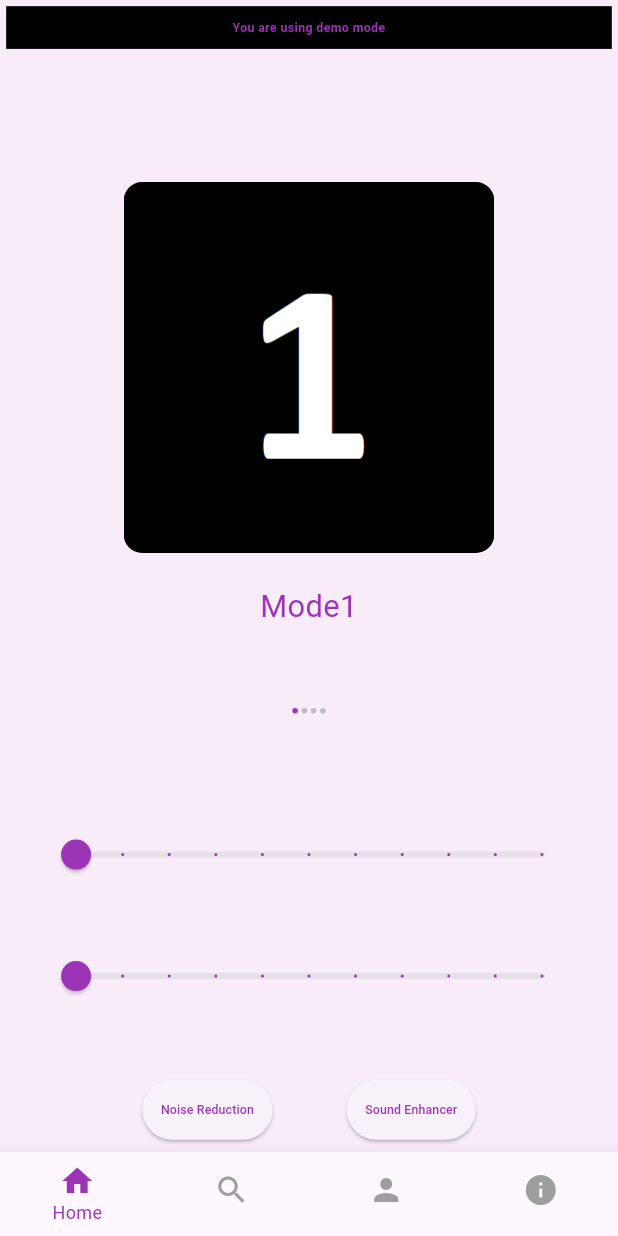
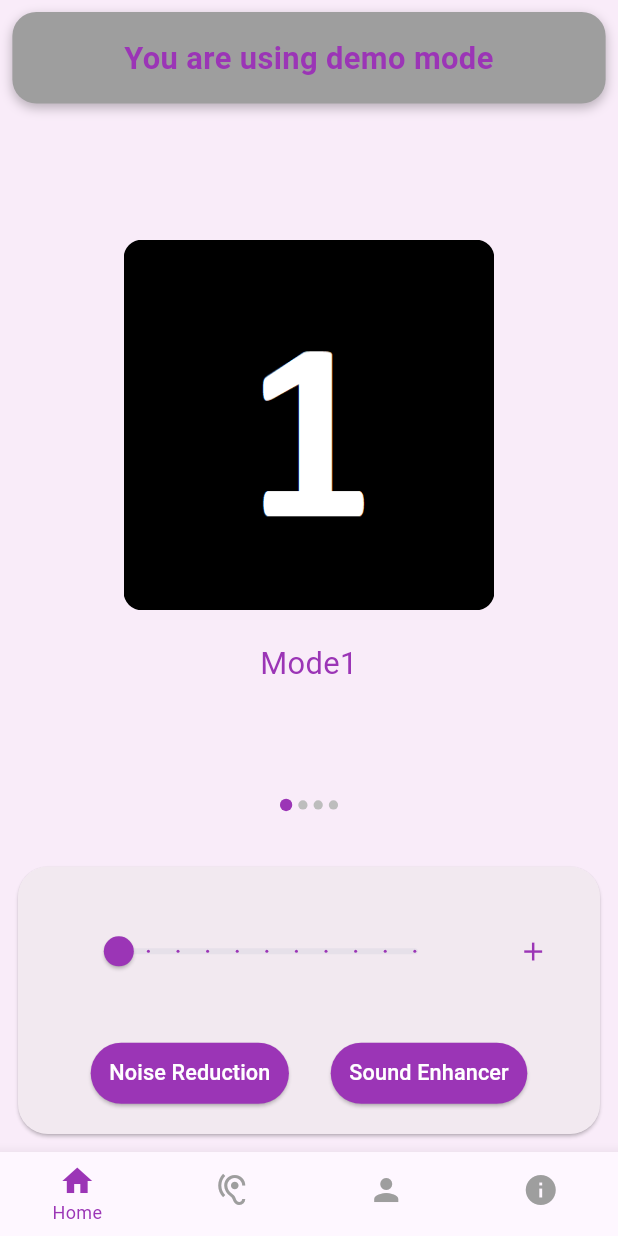
Before and after one commit to mrk7711/flutter-website, a Flutter app: the HomeScreen screen opened directly, on a phone screen of 412 x 824 dp. Run offline on Flutter 3.47's test engine with Material 3 defaults, Android fonts, the phone set to English and light mode, and no system bars.

Commit message:
Third Edition

```diff
--- a/lib/Screens/DemoScreens/DemoSlide.dart
+++ b/lib/Screens/DemoScreens/DemoSlide.dart
@@ -6,6 +6,7 @@ import '../../Widgets/slide_item.dart';
 import '../../Modes/slide.dart';
 import '../../Widgets/slide_dots.dart';
 import 'package:firstapp/Widgets/page_header.dart';
+import 'package:firstapp/Widgets/horizentalseekbar.dart';
 
 class GettingStartedScreen extends StatefulWidget {
   @override
@@ -13,33 +14,17 @@ class GettingStartedScreen extends StatefulWidget {
 }
 
 class _GettingStartedScreenState extends State<GettingStartedScreen> {
-
   int _currentPage = 0;
   final PageController _pageController = PageController(initialPage: 0);
-  double _sliderValue = 0.0;
+
+  double _sliderValue1 = 0.0;
   double _sliderValue2 = 0.0;
-  @override
-  void initState() {
-    super.initState();
-    // Timer.periodic(Duration(seconds: 5), (Timer timer) {
-    //   if (_currentPage < slideList.length - 1) {
-    //     _currentPage++;
-    //   } else {
-    //     _currentPage = 0;
-    //   }
-    //
-    //   _pageController.animateToPage(
-    //     _currentPage,
-    //     duration: Duration(milliseconds: 300),
-    //     curve: Curves.easeIn,
-    //   );
-    // });
-  }
+  bool showSecondSeekbar = false;
 
   @override
   void dispose() {
+    _pageController.dispose();
     super.dispose();
-    _pageController.dispose();
   }
 
   _onPageChanged(int index) {
@@ -50,14 +35,24 @@ class _GettingStartedScreenState extends State<GettingStartedScreen> {
 
   @override
   Widget build(BuildContext context) {
-    final size = MediaQuery.of(context).size; // ابعاد صفحه
+    final size = MediaQuery.of(context).size;
     final width = size.width;
     final height = size.height;
+
+    // واکنش‌گرایی ابعاد
+    final double paddingAll = (width * 0.01).clamp(8, 16);
+    final double sliderPaddingVertical = (height * 0.02).clamp(16, 25);
+    final double buttonFontSize = (width * 0.035).clamp(12, 18);
+    final double buttonPaddingHorizontal = (width * 0.03).clamp(12, 20);
+    final double buttonPaddingVertical = (height * 0.012).clamp(6, 14);
+    final double rowSpacing = (width * 0.1).clamp(16, 40);
+    final double iconSize = (width * 0.04).clamp(12, 20);
+
     return Scaffold(
       body: Container(
         color: Color(0xFFF9ECF9),
         child: Padding(
-          padding: EdgeInsets.all(width * 0.01),
+          padding: EdgeInsets.all(paddingAll),
           child: Column(
             children: <Widget>[
               DemoHeader(),
@@ -71,114 +66,165 @@ class _GettingStartedScreenState extends State<GettingStartedScreen> {
                       onPageChanged: _onPageChanged,
                       itemCount: slideList.length,
                       itemBuilder: (ctx, i) => SlideItem(i),
-
                     ),
-                    Stack(
-                      alignment: AlignmentDirectional.topStart,
-                      children: <Widget>[
-                        Container(
-                          margin: EdgeInsets.only(bottom: height * 0.05),
+                    Positioned(
+                      bottom: sliderPaddingVertical,
                       child: Row(
                         mainAxisSize: MainAxisSize.min,
-                            mainAxisAlignment: MainAxisAlignment.center,
-                            children: <Widget>[
-                              for(int i = 0; i<slideList.length; i++)
-                                if( i == _currentPage )
-                                  SlideDots(true)
-                                else
-                                  SlideDots(false)
-                            ],
+                        children: List.generate(slideList.length, (i) {
+                          return SlideDots(i == _currentPage);
+                        }),
                       ),
-                        )
-                      ],
-                    )
+                    ),
                   ],
                 ),
               ),
-              SizedBox(height: height * 0.015,),
-              Column(
-                crossAxisAlignment: CrossAxisAlignment.stretch,
-                children: <Widget>[
+              SizedBox(height: sliderPaddingVertical),
+              // کارت SeekBarها و دکمه‌ها
+              Card(
+                color: Color(0xFFF2E9F0),
+                shape: RoundedRectangleBorder(
+                  borderRadius: BorderRadius.circular(20),
+                ),
+                child: Padding(
+                  padding: EdgeInsets.symmetric(
+                    vertical: height * 0.02,
+                    horizontal: width * 0.05,
+                  ),
+                  child: Column(
+                    children: [
+                      // Row شامل SeekBar اصلی و دکمه + و آیکون R (در صورت فعال شدن)
+                      Row(
+                        crossAxisAlignment: CrossAxisAlignment.center,
+                        children: [
+                          // آیکون R فقط وقتی دومین SeekBar ظاهر شده
+                          if (showSecondSeekbar)
                             Padding(
-              padding:  EdgeInsets.symmetric(horizontal: width * 0.05, vertical: height * 0.02),
-                  child: Slider(
-                    value: _sliderValue,
+                              padding: EdgeInsets.only(right: width * 0.02),
+                              child: Icon(
+                                Icons.arrow_right, // میتونی هر آیکون دلخواه بگذاری
+                                color: Colors.green,
+                                size: (width * 0.04).clamp(12, 20),
+                              ),
+                            ),
+                          Expanded(
+                            child: Horizentalseekbar(
+                              value: _sliderValue1,
                               activeColor: Color(0xFF9B35B6),
                               min: 0,
                               max: 10,
                               divisions: 10,
-                    label: _sliderValue.round().toString(),
                               onChanged: (value) {
+                                setState(() => _sliderValue1 = value);
+                              },
+                            ),
+                          ),
+                          SizedBox(width: width * 0.02),
+                          IconButton(
+                            icon: Icon(
+                              showSecondSeekbar ? Icons.remove : Icons.add,
+                              color: Color(0xFF9B35B6),
+                              size: (width * 0.05).clamp(16, 24),
+                            ),
+                            onPressed: () {
                               setState(() {
-                        _sliderValue = value;
+                                showSecondSeekbar = !showSecondSeekbar;
                               });
                             },
                           ),
+                        ],
                       ),
-                  Padding(
-                    padding:  EdgeInsets.symmetric(horizontal: width * 0.05, vertical: height * 0.02),
-                    child: Slider(
+
+                      SizedBox(height: height * 0.001),
+
+                      // SeekBar دوم و آیکون L کنار آن
+                      AnimatedSize(
+                        duration: Duration(milliseconds: 300),
+                        curve: Curves.easeInOut,
+                        child: showSecondSeekbar
+                            ? Row(
+                          crossAxisAlignment: CrossAxisAlignment.center,
+                          children: [
+                            Icon(
+                              Icons.arrow_left, // L icon
+                              color: Colors.blue,
+                              size: (width * 0.05).clamp(12, 20),
+                            ),
+                            SizedBox(width: width * 0.02),
+                            Expanded(
+                              child: Horizentalseekbar(
                                 value: _sliderValue2,
                                 activeColor: Color(0xFF9B35B6),
                                 min: 0,
                                 max: 10,
                                 divisions: 10,
-                      label: _sliderValue2.round().toString(),
                                 onChanged: (value) {
-                        setState(() {
-                          _sliderValue2 = value;
-                        });
+                                  setState(() => _sliderValue2 = value);
                                 },
                               ),
                             ),
-                  SizedBox(height: height * 0.03,),
+                          ],
+                        )
+                            : SizedBox.shrink(),
+                      ),
+
+                      SizedBox(height: height * 0.02),
+
+                      // دو دکمه پایین کارت
                       Row(
-                    mainAxisAlignment: MainAxisAlignment.center,
-                    children: <Widget>[
+                        mainAxisAlignment: MainAxisAlignment.spaceEvenly,
+                        children: [
                           ElevatedButton(
                             style: ElevatedButton.styleFrom(
+                              backgroundColor: Color(0xFF9B35B6),
                               padding: EdgeInsets.symmetric(
-                            horizontal: width * 0.03,
-                            vertical: height * 0.005,
+                                horizontal: buttonPaddingHorizontal,
+                                vertical: buttonPaddingVertical,
                               ),
-                        ),
-                        child: Text(
-                          'Noise Reduction',
-                          style: TextStyle(fontSize: width * 0.02,color: Color(0xFF9B35B6)),
-
                             ),
                             onPressed: () {
                               Navigator.push(
                                 context,
                                 MaterialPageRoute(
-                                builder: (context) => DemoNoiseReductionMode1()),
+                                  builder: (context) => DemoNoiseReductionMode1(),
+                                ),
                               );
                             },
+                            child: Text(
+                              'Noise Reduction',
+                              style: TextStyle(
+                                  color: Colors.white, fontSize: buttonFontSize),
                             ),
-                      SizedBox(width: width * 0.12),
+                          ),
                           ElevatedButton(
                             style: ElevatedButton.styleFrom(
+                              backgroundColor: Color(0xFF9B35B6),
                               padding: EdgeInsets.symmetric(
-                            horizontal: width * 0.03,
-                            vertical: height * 0.005,
+                                horizontal: buttonPaddingHorizontal,
+                                vertical: buttonPaddingVertical,
                               ),
-                        ),
-                        child: Text(
-                          'Sound Enhancer',
-                          style: TextStyle(fontSize: width * 0.02,color: Color(0xFF9B35B6)),
                             ),
                             onPressed: () {
                               Navigator.push(
                                 context,
                                 MaterialPageRoute(
-                                builder: (context) => DemoSoundEnhancerMode1()),
+                                  builder: (context) => DemoSoundEnhancerMode1(),
+                                ),
                               );
                             },
+                            child: Text(
+                              'Sound Enhancer',
+                              style: TextStyle(
+                                  color: Colors.white, fontSize: buttonFontSize),
+                            ),
                           ),
                         ],
                       ),
                     ],
-              )
+                  ),
+                ),
+              ),
+
             ],
           ),
         ),
--- a/lib/Screens/sharedScreens/HomeScreen.dart
+++ b/lib/Screens/sharedScreens/HomeScreen.dart
@@ -1,3 +1,6 @@
+import 'package:firstapp/Screens/sharedScreens/HearingAidStatusScreen.dart';
+import 'package:firstapp/Screens/sharedScreens/More.dart';
+import 'package:firstapp/Screens/sharedScreens/MyHearingAidScreen.dart';
 import 'package:firstapp/Widgets/bottomnavigationbar.dart';
 import 'package:flutter/material.dart';
 import 'package:firstapp/Screens/DemoScreens/DemoNoise/demo_noise_reduction_mode1.dart';
@@ -19,9 +22,9 @@ class _HomeScreenState extends State<HomeScreen> {
   }
   final List _pages = [
     GettingStartedScreen(),
-    DemoSoundEnhancerMode1(),
-    DemoNoiseReductionMode1(),
-    DemoNoiseReductionMode1(),
+    HearingAidStatusScreen(),
+    MyHearingAidScreen(),
+    MorePage(),
   ];
   @override
   Widget build(BuildContext context) {
--- a/lib/Widgets/bottomnavigationbar.dart
+++ b/lib/Widgets/bottomnavigationbar.dart
@@ -32,12 +32,12 @@ class CustomBottomNavigationBar extends StatelessWidget {
           label: 'Home',
         ),
         BottomNavigationBarItem(
-          icon: Icon(Icons.search, size: iconSize),
-          label: 'Search',
+          icon: Icon(Icons.hearing, size: iconSize),
+          label: 'Status',
         ),
         BottomNavigationBarItem(
           icon: Icon(Icons.person, size: iconSize),
-          label: 'Setting',
+          label: 'My Earanica',
         ),
         BottomNavigationBarItem(
           icon: Icon(Icons.info, size: iconSize),
--- /dev/null
+++ b/lib/Widgets/horizentalseekbar.dart
@@ -0,0 +1,46 @@
+import 'package:flutter/material.dart';
+
+class Horizentalseekbar extends StatelessWidget {
+  final double value;
+  final double min;
+  final double max;
+  final int divisions;
+  final ValueChanged<double> onChanged;
+  final Color activeColor;
+  const Horizentalseekbar({
+    super.key,
+    required this.value,
+    required this.onChanged,
+    this.min = 0,
+    this.max = 10,
+    this.divisions = 10,
+    this.activeColor = const Color(0xFF9B35B6),
+  });
+
+  @override
+  Widget build(BuildContext context) {
+    final size = MediaQuery.of(context).size;
+    final width = size.width;
+    final height = size.height;
+
+    // padding واکنش‌گرا
+    final double paddingVertical = (height * 0.02).clamp(8, 16);
+    final double paddingHorizontal = (width * 0.05).clamp(16, 32);
+
+    return Padding(
+      padding: EdgeInsets.symmetric(
+        horizontal: paddingHorizontal,
+        vertical: paddingVertical,
+      ),
+      child: Slider(
+        value: value,
+        min: min,
+        max: max,
+        divisions: divisions,
+        label: value.round().toString(),
+        activeColor: activeColor,
+        onChanged: onChanged,
+      ),
+    );
+  }
+}
--- a/lib/Widgets/page_header.dart
+++ b/lib/Widgets/page_header.dart
@@ -8,7 +8,7 @@ class DemoHeader extends StatelessWidget {
   const DemoHeader({
     super.key,
     this.text = "You are using demo mode",
-    this.backgroundColor = Colors.black,
+    this.backgroundColor = Colors.grey,
     this.textColor = const Color(0xFF9B35B6),
   });
 
@@ -18,26 +18,38 @@ class DemoHeader extends StatelessWidget {
     final width = size.width;
     final height = size.height;
 
-    return Container(
-      width: double.infinity,
+    // محدود کردن padding و فونت
+    final double paddingVertical = (height * 0.02).clamp(8, 16);
+    final double paddingHorizontal = (width * 0.05).clamp(12, 24);
+    final double fontSize = (width * 0.05).clamp(12, 24);
+
+    return Center(
+      child: Container(
+        width: width * 0.96,
+        padding: EdgeInsets.symmetric(
+          vertical: paddingVertical,
+          horizontal: paddingHorizontal,
+        ),
+        decoration: BoxDecoration(
           color: backgroundColor,
-      padding: EdgeInsets.symmetric(
-        vertical: height * 0.01, // حدود ۲٪ از ارتفاع
-        horizontal: width * 0.01, // حدود ۵٪ از عرض
+          borderRadius: BorderRadius.circular(16), // شعاع گوشه‌ها
+          boxShadow: [
+            BoxShadow(
+              color: Colors.black26,
+              blurRadius: 6,
+              offset: Offset(0, 3),
             ),
-      child: Column(
-        crossAxisAlignment: CrossAxisAlignment.center,
-        children: [
-          Text(
+          ],
+        ),
+        child: Text(
           text,
           style: TextStyle(
-              fontSize: width * 0.02, // فونت متناسب با عرض
+            fontSize: fontSize,
             fontWeight: FontWeight.bold,
             color: textColor,
           ),
           textAlign: TextAlign.center,
         ),
-        ],
       ),
     );
   }
--- a/lib/Widgets/slide_dots.dart
+++ b/lib/Widgets/slide_dots.dart
@@ -9,9 +9,9 @@ class SlideDots extends StatelessWidget {
     final width = MediaQuery.of(context).size.width;
 
     // اندازه دایره‌ها متناسب با عرض صفحه
-    final double activeSize = width * 0.009;  // حدود 3% از عرض صفحه
-    final double inactiveSize = width * 0.009; // حدود 2% از عرض صفحه
-    final double margin = width * 0.003; // فاصله بین دایره‌ها
+    final double activeSize = (width * 0.02).clamp(8, 12);
+    final double inactiveSize = (width * 0.015).clamp(6, 10);
+    final double margin = (width * 0.004).clamp(2, 8);
 
     return AnimatedContainer(
       duration: const Duration(milliseconds: 150),
```
Also changed, not shown: lib/Screens/DemoScreens/DemoEqualizer/demo_sound_enhancer_mode1.dart (+6 -6 lines), lib/Screens/DemoScreens/DemoNoise/demo_noise_reduction_mode1.dart (+55 -25 lines), lib/Screens/sharedScreens/HearingAidStatusScreen.dart (added, +130 -0 lines), lib/Screens/sharedScreens/More.dart (added, +108 -0 lines), lib/Screens/sharedScreens/MyHearingAidScreen.dart (added, +63 -0 lines), lib/Widgets/verticalseekbar.dart (added, +50 -0 lines), pubspec.yaml (+4 -3 lines), pubspec.lock, 5 other files. Lines whose indentation alone changed are shown as unchanged.
